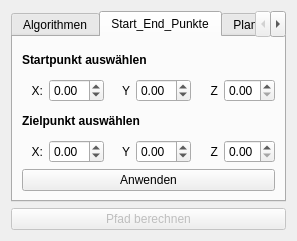
First picture: the form in rqt_mypkg/resource/MyPlugin.ui, repository mounteverset/moveit_path_visualizer, before the edit.
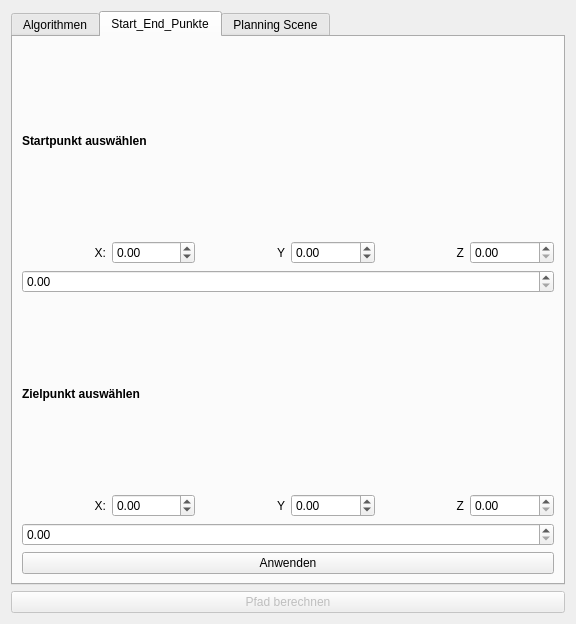
Second picture: the form after the edit.

Commit message: adding 2 rotation doublespinboxes for start and goal

The edit to the form file:
```diff
--- a/rqt_mypkg/resource/MyPlugin.ui
+++ b/rqt_mypkg/resource/MyPlugin.ui
@@ -6,8 +6,8 @@
    <rect>
     <x>0</x>
     <y>0</y>
-    <width>297</width>
-    <height>241</height>
+    <width>576</width>
+    <height>624</height>
    </rect>
   </property>
   <property name="windowTitle">
@@ -166,6 +166,13 @@
            </item>
           </layout>
          </item>
+         <item>
+          <widget class="QDoubleSpinBox" name="doubleSpinBox_r1">
+           <property name="layoutDirection">
+            <enum>Qt::LeftToRight</enum>
+           </property>
+          </widget>
+         </item>
          <item>
           <widget class="QLabel" name="label_7">
            <property name="font">
@@ -181,6 +188,9 @@
          </item>
          <item>
           <layout class="QHBoxLayout" name="horizontalLayout_3">
+           <property name="spacing">
+            <number>6</number>
+           </property>
            <item>
             <widget class="QLabel" name="label_8">
              <property name="text">
@@ -249,8 +259,14 @@
            </item>
           </layout>
          </item>
+         <item>
+          <widget class="QDoubleSpinBox" name="doubleSpinBox_r2"/>
+         </item>
          <item>
           <widget class="QPushButton" name="pushButton_apply">
+           <property name="layoutDirection">
+            <enum>Qt::LeftToRight</enum>
+           </property>
            <property name="text">
             <string>Anwenden</string>
            </property>
```
